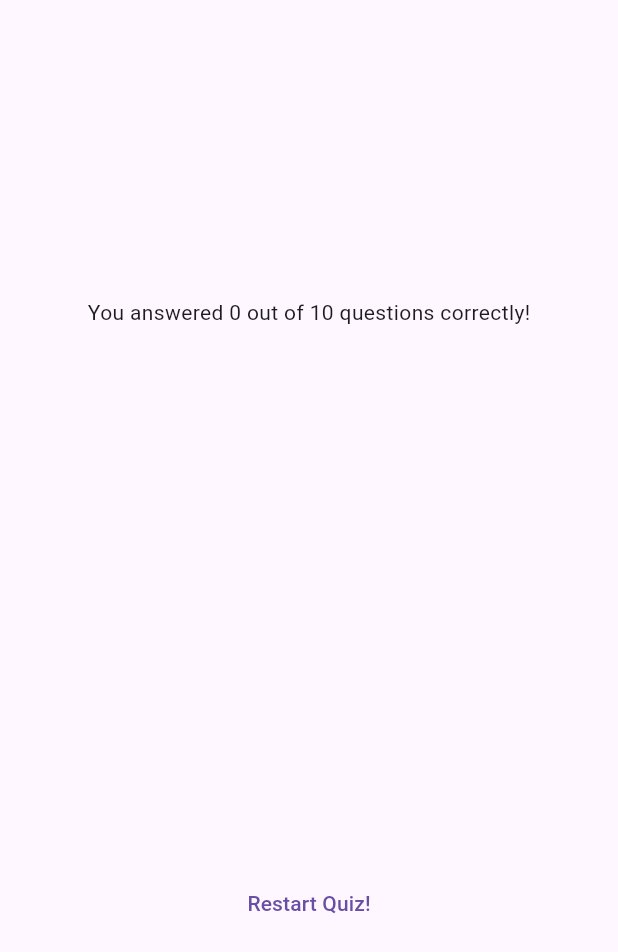
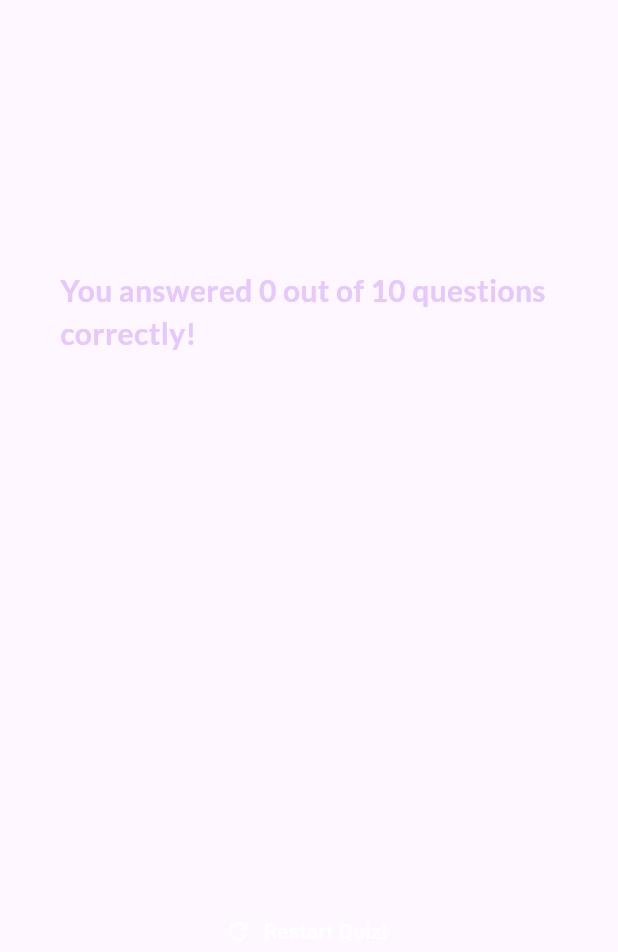
Before and after one commit to jigyaa/Quiz-App, a Flutter app: the ResultsScreen widget shown alone on an empty page, opened directly with empty values, on a phone screen of 412 x 824 dp. Shown: the top 952 px of the screen. Run offline on Flutter 3.47's test engine with Material 3 defaults, Android fonts, the phone set to English and light mode, and no system bars; our stand-ins replace google_fonts.

Commit message:
Final changes made to the UI

```diff
--- /dev/null
+++ b/lib/questions_summary/questions_summary.dart
@@ -0,0 +1,25 @@
+import 'package:flutter/material.dart';
+import 'package:quiz_app/questions_summary/summary_item.dart';
+
+class QuestionsSummary extends StatelessWidget{
+  const QuestionsSummary(this.summaryData, {super.key});
+
+  final List<Map<String, Object>> summaryData;
+
+
+  @override
+  Widget build(BuildContext context){
+    return SizedBox(
+      height: 300,
+      child: SingleChildScrollView(
+        child: Column(
+          children: summaryData.map((data)
+             {
+              return SummaryItem(data);
+           },
+         ).toList(),
+        ),
+      ),
+    );
+  }
+}
--- a/lib/results_screen.dart
+++ b/lib/results_screen.dart
@@ -1,11 +1,13 @@
 import 'package:flutter/material.dart';
 import 'package:quiz_app/data/questions.dart';
-import 'package:quiz_app/questions_summary.dart';
+import 'package:quiz_app/questions_summary/questions_summary.dart';
+import 'package:google_fonts/google_fonts.dart';
 
 class ResultsScreen extends StatelessWidget{
-  const ResultsScreen({super.key, required this.chosenAnswers});
+  const ResultsScreen({super.key, required this.chosenAnswers, required this.onRestart});
 
   final List<String> chosenAnswers;
+  final void Function() onRestart;
 
   List<Map<String,Object>> getsummaryData(){
     final List<Map<String, Object>> summary = [];
@@ -40,15 +42,24 @@ class ResultsScreen extends StatelessWidget{
         child: Column(
           mainAxisAlignment: MainAxisAlignment.center,
           children: [
-            Text('You answered $numCorrectQuestions out of $numTotalQuestions questions correctly!',),
+            Text('You answered $numCorrectQuestions out of $numTotalQuestions questions correctly!',
+            style: GoogleFonts.lato(
+              color: const Color.fromARGB(255, 230, 200, 253),
+              fontSize: 20,
+              fontWeight: FontWeight.bold,
+            )),
             const SizedBox(
               height: 30,
             ),
             QuestionsSummary(summaryData),
             const SizedBox(height: 30,),
-            TextButton(
-              onPressed: () {},
-              child: const Text('Restart Quiz!'),
+            TextButton.icon(
+              onPressed: onRestart,
+              style: TextButton.styleFrom(
+                foregroundColor: Colors.white,
+              ),
+              icon: const Icon(Icons.refresh),
+              label: const Text('Restart Quiz!'),
             )
           ],
           ),
```
Also changed, not shown: lib/questions_summary.dart (deleted, +0 -42 lines), lib/questions_summary/question_identifier.dart (added, +35 -0 lines), lib/questions_summary/summary_item.dart (added, +58 -0 lines), lib/quiz.dart (+8 -1 lines).
